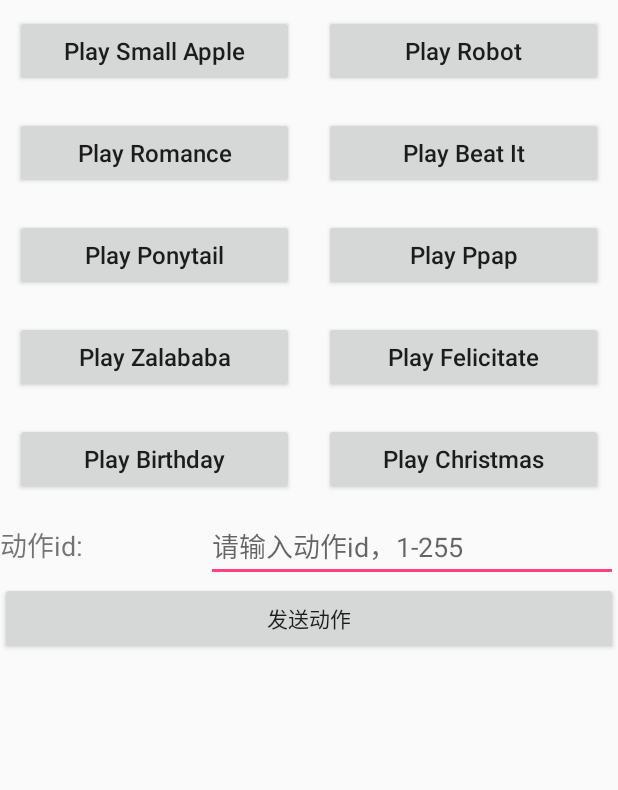
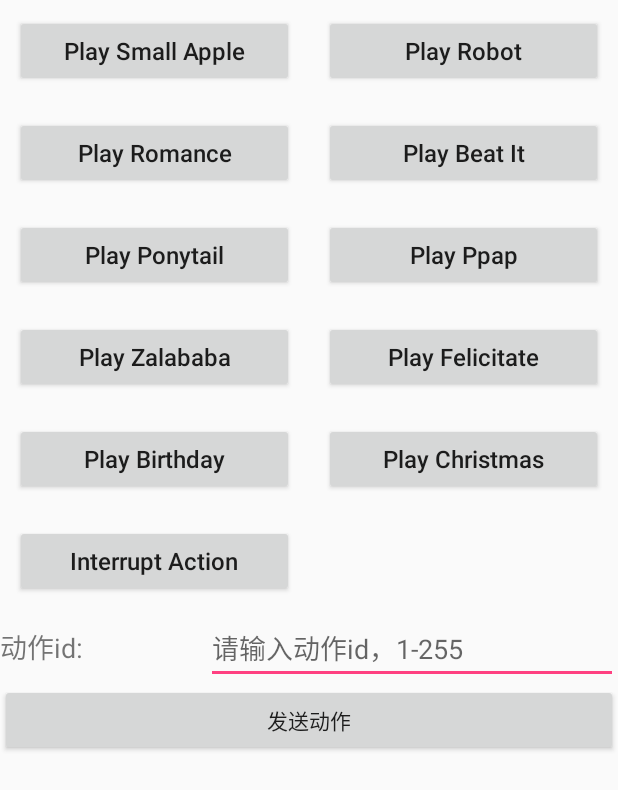
Before and after one commit to mohuaiyuan2015/bluetoothTest, an Android app: the Communicate screen opened directly, with no data from a screen before it, after a tap on "Play Small Apple", on a phone screen of 412 x 824 dp. Shown: the top 790 px of the screen. Run offline under Robolectric (Android 15) with nearby library versions, the phone set to English and light mode, and no system bars; 2 statements that could not run were skipped.

Commit message:
增加舞蹈打断功能，详见READ.md文件---20180130 code backup

```diff
--- a/app/src/main/java/com/example/yf_04/bluetoothtest/Communicate.java
+++ b/app/src/main/java/com/example/yf_04/bluetoothtest/Communicate.java
@@ -99,6 +99,8 @@ public class Communicate extends AppCompatActivity {
 
     private Button playBirthday;
     private Button playChristmas;
+
+    private Button interruptAction;
 
     private EditText actionCodeEditText;
     private Button sendActionCodeBtn;
@@ -296,6 +298,17 @@ public class Communicate extends AppCompatActivity {
             }
         });
 
+        interruptAction.setOnClickListener(new View.OnClickListener() {
+            @Override
+            public void onClick(View v) {
+                Log.d(TAG, "interruptAction onClick: ");
+                order=Orders.INTERRUPT_ACTION;
+                writeOption(order);
+                mediaPlayerManager.stopMusic();
+                Toast.makeText(context, "已经发送 动作打断指令", Toast.LENGTH_SHORT).show();
+            }
+        });
+
         sendActionCodeBtn.setOnClickListener(new View.OnClickListener() {
             @Override
             public void onClick(View v) {
@@ -385,6 +398,8 @@ public class Communicate extends AppCompatActivity {
 
         playBirthday=(Button) findViewById(R.id.playBirthday);
         playChristmas=(Button) findViewById(R.id.playChristmas);
+
+        interruptAction= (Button) findViewById(R.id.interruptAction);
 
         actionCodeEditText= (EditText) findViewById(R.id.actionCodeEditText);
         sendActionCodeBtn= (Button) findViewById(R.id.sendActionCodeBtn);
--- a/app/src/main/java/com/example/yf_04/bluetoothtest/Utils/Orders.java
+++ b/app/src/main/java/com/example/yf_04/bluetoothtest/Utils/Orders.java
@@ -23,6 +23,20 @@ public class Orders {
 
         int result=getCrc16(puchMsg);
         String hexString=Integer.toHexString(result).toUpperCase();
+
+        String preString="";
+        int length=hexString.length();
+        if(length<4){
+            int count=4-length;
+            for(int i=0;i<count;i++){
+                preString+="0";
+            }
+        }
+        System.out.println("preString:"+preString);
+
+        if(!preString.isEmpty()){
+            hexString=preString+hexString;
+        }
 
         System.out.println("result:"+result);
         System.out.println("hexString:"+hexString);
@@ -267,6 +281,10 @@ public class Orders {
      */
     public static final  String PLAY_CHRISTMAS="01 10 20 00 00 07 0E 00 00 00 84 00 01 00 00 00 00 00 00 00 00 3F CA ";
 
+    /**
+     * 打断动作
+     */
+    public static final String INTERRUPT_ACTION="01 10 20 00 00 03 06 00 00 00 01 40 5A AD 7B ";
 
 
 
--- a/app/src/main/java/com/example/yf_04/bluetoothtest/mediaplayer/MediaPlayerManager.java
+++ b/app/src/main/java/com/example/yf_04/bluetoothtest/mediaplayer/MediaPlayerManager.java
@@ -199,4 +199,10 @@ public class MediaPlayerManager {
         public void onPrepared(MediaPlayer mp);
     }
 
+    public void stopMusic(){
+        if (mediaPlayer!=null){
+            mediaPlayer.stop();
+        }
+    }
+
 }
--- a/app/src/main/res/layout/communicate_layout.xml
+++ b/app/src/main/res/layout/communicate_layout.xml
@@ -649,6 +649,37 @@
                     />
 
             </LinearLayout>
+            <LinearLayout
+                android:layout_width="match_parent"
+                android:layout_height="wrap_content"
+                android:orientation="horizontal"
+                >
+                <Button
+                    android:id="@+id/interruptAction"
+                    android:layout_width="0dip"
+                    android:layout_height="wrap_content"
+                    android:layout_weight="1"
+                    android:text="@string/interrupt_action"
+                    android:textAllCaps="false"
+                    android:textSize="@dimen/textSize"
+                    android:layout_margin="@dimen/btnMargin"
+
+                    />
+
+                <Button
+                    android:id="@+id/toBeContinueTest"
+                    android:layout_width="0dip"
+                    android:layout_height="wrap_content"
+                    android:layout_weight="1"
+                    android:text=""
+                    android:textAllCaps="false"
+                    android:textSize="@dimen/textSize"
+                    android:layout_margin="@dimen/btnMargin"
+                    android:visibility="invisible"
+
+                    />
+
+            </LinearLayout>
 
             <LinearLayout
                 android:layout_width="match_parent"
--- a/app/src/main/res/values/strings.xml
+++ b/app/src/main/res/values/strings.xml
@@ -215,6 +215,8 @@
     <string name="dance_birthday">Play Birthday</string>
     <string name="dance_christmas">Play Christmas</string>
 
+    <string name="interrupt_action">Interrupt Action</string>
+
 
     <string name="read_characteristic">Read characteristic</string>
     <string name="notify">Notify</string>
```
Also changed, not shown: 2 other files.
